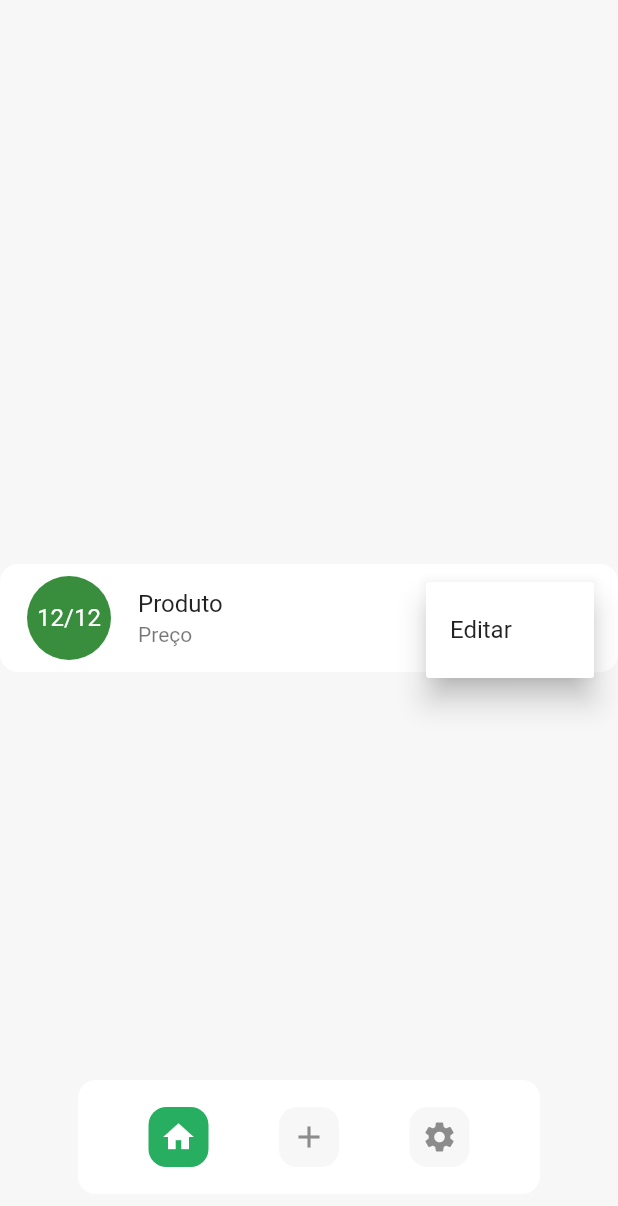
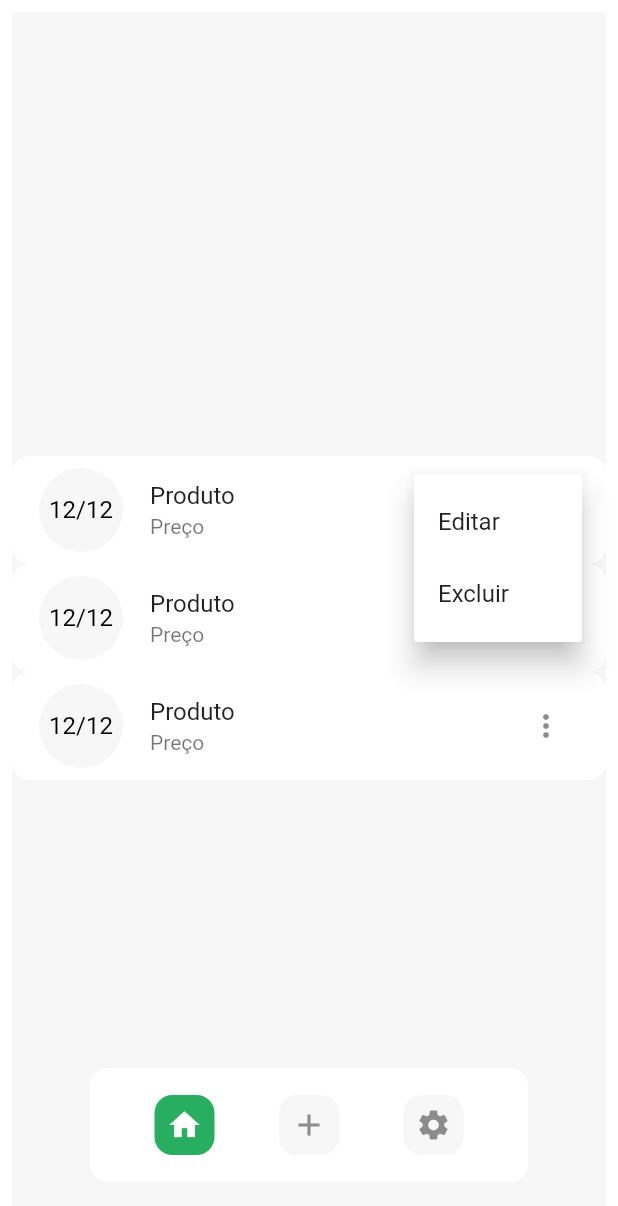
Before and after one commit to luiz-martinelli/meuapp, a Flutter app: the screen it shows after launch, after a tap on the "more vert" icon, on a phone screen of 412 x 824 dp. Shown: the top 1206 px of the screen. Run offline on Flutter 3.47's test engine with Material 2 defaults, Android fonts, the phone set to English and light mode, and no system bars; our stand-ins replace google_fonts, supabase, validators; accounts and stored records are empty.

```diff
--- a/lib/modules/login/pages/home/home_page.dart
+++ b/lib/modules/login/pages/home/home_page.dart
@@ -1,6 +1,7 @@
 import 'package:flutter/material.dart';
 import 'package:meuapp/shared/theme/app_theme.dart';
 import 'package:meuapp/shared/widgets/bottom_navigator/app_botton_navigator.dart';
+import 'package:meuapp/shared/widgets/list_title/app_list_title.dart';
 
 class HomePage extends StatefulWidget {
   //final UserModel user;
@@ -22,36 +23,19 @@ class _HomePageState extends State<HomePage> {
 
   @override
   Widget build(BuildContext context) {
-    return Scaffold(
+    return Padding(
+      padding: const EdgeInsets.all(8.0),
+      child: Scaffold(
           backgroundColor: AppTheme.Colors.background,
           body: Stack(
             children: [
               Column(
                   mainAxisAlignment: MainAxisAlignment.center,
-              children: [
-                Container(
-                  decoration: BoxDecoration(
-                    color: AppTheme.Colors.textEnabled,
-                    borderRadius: BorderRadius.circular(12),
-                  ),
-                  child: ListTile(
-                    leading: const CircleAvatar(
-                      radius: 30,
-                      child: Text("12/12"),
-                    ),
-                    title: const Text("Produto"),
-                    subtitle: const Text("Preço"),
-                    trailing: PopupMenuButton(
-                      itemBuilder: (context) => [
-                        PopupMenuItem(
-                          child: Text("Editar"),
-                        )
-                      ],
-                    ),
-                  ),
-                )
-              ],
-            ),
+                  children: const [
+                    AppListTitle(),
+                    AppListTitle(),
+                    AppListTitle(),
+                  ]),
               Positioned(
                 bottom: 14,
                 left: 26,
@@ -62,6 +46,7 @@ class _HomePageState extends State<HomePage> {
                 ),
               )
             ],
-        ));
+          )),
+    );
   }
 }
--- /dev/null
+++ b/lib/shared/widgets/list_title/app_list_title.dart
@@ -0,0 +1,40 @@
+import 'package:flutter/material.dart';
+import 'package:meuapp/shared/theme/app_theme.dart';
+
+class AppListTitle extends StatelessWidget {
+  const AppListTitle({
+    Key? key,
+  }) : super(key: key);
+
+  @override
+  Widget build(BuildContext context) {
+    return Container(
+      decoration: BoxDecoration(
+        color: AppTheme.Colors.textEnabled,
+        borderRadius: BorderRadius.circular(12),
+      ),
+      child: ListTile(
+        leading: CircleAvatar(
+          backgroundColor: AppTheme.Colors.background,
+          radius: 30,
+          child: const Text(
+            "12/12",
+            style: TextStyle(color: Colors.black),
+          ),
+        ),
+        title: const Text("Produto"),
+        subtitle: const Text("Preço"),
+        trailing: PopupMenuButton(
+          itemBuilder: (context) => [
+            const PopupMenuItem(
+              child: Text("Editar"),
+            ),
+            const PopupMenuItem(
+              child: Text("Excluir"),
+            )
+          ],
+        ),
+      ),
+    );
+  }
+}
```
Lines whose indentation alone changed are shown as unchanged.
